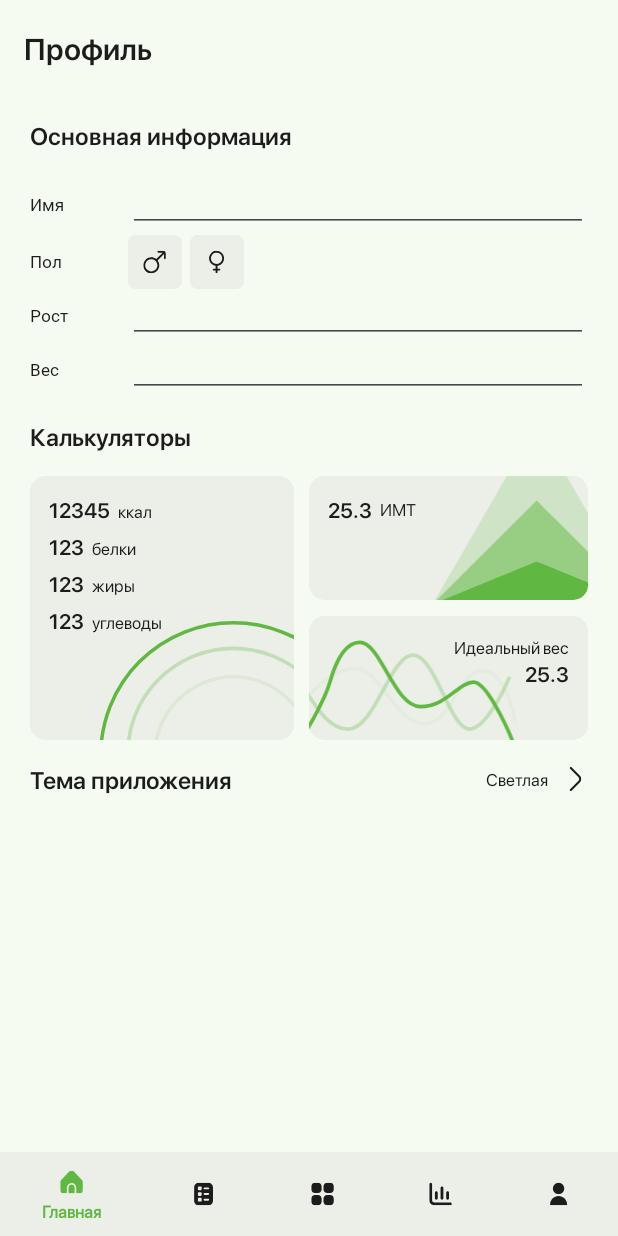
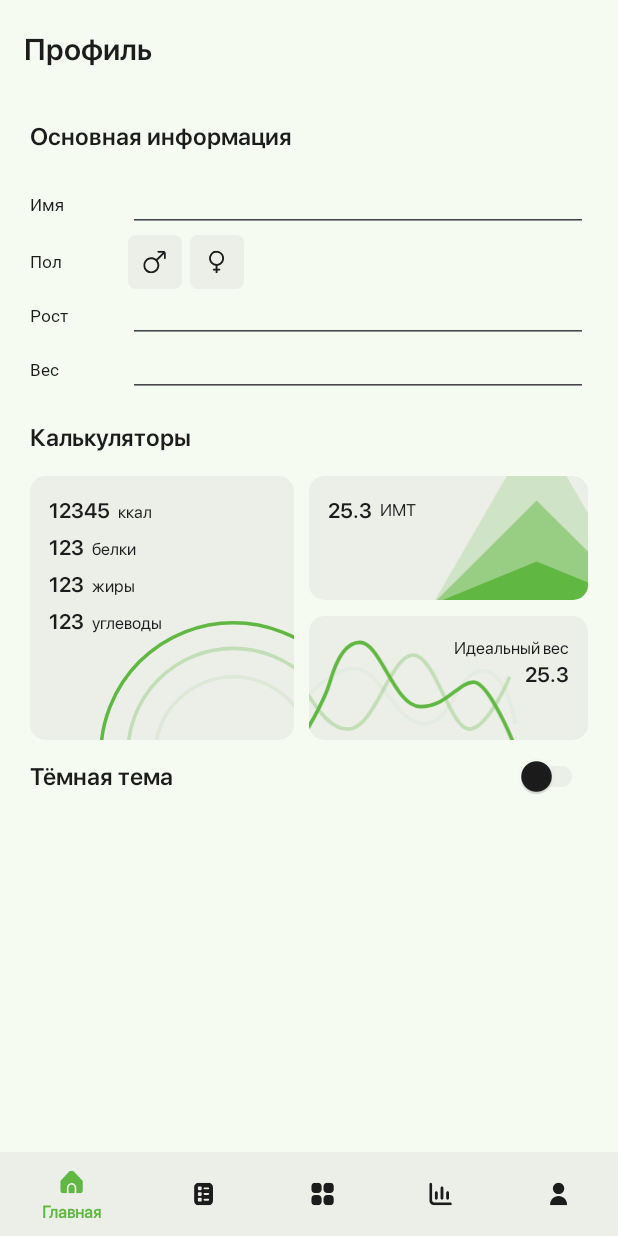
Before and after one commit to IntroGymApp/intro-gym-mvp-android, an Android app: the ProfileFragment screen opened through its navigation route, on a phone screen of 412 x 824 dp. Run offline under Robolectric (Android 15) with nearby library versions, the phone set to English and light mode, and no system bars; our stand-ins replace navigation-ui; libraries missing offline, so code that uses them is left out: it.xabaras.android.

Commit message:
feat: Night theme switch
[+] night theme switch
[+] button touch anim
[+] card touch anim

```diff
--- a/app/src/main/java/ru/lonelywh1te/introgymapp/presentation/view/MainActivity.kt
+++ b/app/src/main/java/ru/lonelywh1te/introgymapp/presentation/view/MainActivity.kt
@@ -2,6 +2,7 @@ package ru.lonelywh1te.introgymapp.presentation.view
 
 import android.os.Bundle
 import androidx.appcompat.app.AppCompatActivity
+import androidx.appcompat.app.AppCompatDelegate
 import androidx.navigation.NavController
 import androidx.navigation.fragment.NavHostFragment
 import androidx.navigation.ui.AppBarConfiguration
@@ -16,10 +17,11 @@ class MainActivity : AppCompatActivity() {
     private lateinit var navController: NavController
 
     override fun onCreate(savedInstanceState: Bundle?) {
+        setTheme()
         super.onCreate(savedInstanceState)
+
         binding = ActivityMainBinding.inflate(layoutInflater)
 
-        setContentView(binding.root)
         setSupportActionBar(binding.mainToolbar)
 
         navController = binding.fragmentContainer.getFragment<NavHostFragment>().navController
@@ -39,9 +41,23 @@ class MainActivity : AppCompatActivity() {
 
         // binding.bottomMenu.setupWithNavController(navController)
         setupActionBarWithNavController(navController, appBarConfiguration)
+
+
+        setContentView(binding.root)
     }
 
     override fun onSupportNavigateUp(): Boolean {
         return navController.navigateUp() || super.onSupportNavigateUp()
     }
+
+    private fun setTheme() {
+        val settings = getSharedPreferences("APP_SETTINGS", MODE_PRIVATE)
+        val nightTheme: Boolean = settings.getBoolean("NIGHT_THEME", false)
+
+        if (nightTheme) {
+            AppCompatDelegate.setDefaultNightMode(AppCompatDelegate.MODE_NIGHT_YES)
+        } else {
+            AppCompatDelegate.setDefaultNightMode(AppCompatDelegate.MODE_NIGHT_NO)
+        }
+    }
 }
--- a/app/src/main/java/ru/lonelywh1te/introgymapp/presentation/view/MainFragment.kt
+++ b/app/src/main/java/ru/lonelywh1te/introgymapp/presentation/view/MainFragment.kt
@@ -117,6 +117,8 @@ class MainFragment : Fragment() {
         }
 
         viewModel.workoutList.observe(viewLifecycleOwner) {
+            binding.noWorkoutsLayout.visibility = if (it.isEmpty()) View.VISIBLE else View.GONE
+
             workoutAdapter.workoutList = it
         }
 
--- a/app/src/main/java/ru/lonelywh1te/introgymapp/presentation/view/ProfileFragment.kt
+++ b/app/src/main/java/ru/lonelywh1te/introgymapp/presentation/view/ProfileFragment.kt
@@ -1,19 +1,39 @@
 package ru.lonelywh1te.introgymapp.presentation.view
 
+import android.content.Context.MODE_PRIVATE
 import android.content.SharedPreferences
 import android.os.Bundle
 import android.view.LayoutInflater
 import android.view.View
 import android.view.ViewGroup
+import androidx.appcompat.app.AppCompatDelegate
 import androidx.fragment.app.Fragment
 import ru.lonelywh1te.introgymapp.databinding.FragmentProfileBinding
 
 class ProfileFragment : Fragment() {
     private lateinit var binding: FragmentProfileBinding
-    private lateinit var profileData: SharedPreferences
+    private lateinit var userData: SharedPreferences
+    private lateinit var appSettings: SharedPreferences
 
     override fun onCreateView(inflater: LayoutInflater, container: ViewGroup?, savedInstanceState: Bundle?): View {
         binding = FragmentProfileBinding.inflate(inflater, container, false)
+
+        appSettings = requireActivity().getSharedPreferences("APP_SETTINGS", MODE_PRIVATE)
+
+        binding.themeSwitcher.isChecked = appSettings.getBoolean("NIGHT_THEME", false)
+
+        binding.themeSwitcher.setOnCheckedChangeListener { _, isChecked ->
+            if (isChecked) {
+                AppCompatDelegate.setDefaultNightMode(AppCompatDelegate.MODE_NIGHT_YES)
+            } else {
+                AppCompatDelegate.setDefaultNightMode(AppCompatDelegate.MODE_NIGHT_NO)
+            }
+
+            appSettings.edit().putBoolean("NIGHT_THEME", isChecked).commit()
+        }
+
         return binding.root
     }
+
+
 }
--- /dev/null
+++ b/app/src/main/res/color/switch_thumb_selector.xml
@@ -0,0 +1,5 @@
+<?xml version="1.0" encoding="utf-8"?>
+<selector xmlns:android="http://schemas.android.com/apk/res/android">
+    <item android:state_checked="true" android:color="?attr/ig_primaryLightColor"/>
+    <item android:state_checked="false" android:color="?attr/ig_defaultTextColor"/>
+</selector>
--- /dev/null
+++ b/app/src/main/res/color/switch_track_selector.xml
@@ -0,0 +1,5 @@
+<?xml version="1.0" encoding="utf-8"?>
+<selector xmlns:android="http://schemas.android.com/apk/res/android">
+    <item android:state_checked="true" android:color="?attr/ig_primaryColor"/>
+    <item android:state_checked="false" android:color="?attr/ig_cardBackgroundColor"/>
+</selector>
--- a/app/src/main/res/layout/exercise_item.xml
+++ b/app/src/main/res/layout/exercise_item.xml
@@ -6,8 +6,7 @@
     android:layout_marginTop="5dp"
     android:layout_marginBottom="5dp"
     android:layout_marginStart="20dp"
-    android:layout_marginEnd="20dp"
-    android:background="@android:color/transparent">
+    android:layout_marginEnd="20dp">
 
     <androidx.cardview.widget.CardView
         android:id="@+id/exerciseCard"
--- a/app/src/main/res/layout/fragment_exercise_execute.xml
+++ b/app/src/main/res/layout/fragment_exercise_execute.xml
@@ -273,6 +273,7 @@
                     android:id="@+id/rvExerciseHistory"
                     android:layout_width="match_parent"
                     android:layout_height="0dp"
+                    android:overScrollMode="never"
                     android:layout_weight="1"
                     tools:listitem="@layout/exercise_history_item"/>
 
--- a/app/src/main/res/layout/fragment_exercise_group.xml
+++ b/app/src/main/res/layout/fragment_exercise_group.xml
@@ -12,6 +12,7 @@
         android:layout_height="match_parent"
         android:paddingTop="15dp"
         android:paddingBottom="15dp"
+        android:overScrollMode="never"
         tools:listitem="@layout/exercise_info_item"/>
 
 </FrameLayout>
--- a/app/src/main/res/layout/fragment_exercise_guide.xml
+++ b/app/src/main/res/layout/fragment_exercise_guide.xml
@@ -10,6 +10,7 @@
         android:id="@+id/rvGuides"
         android:layout_width="match_parent"
         android:layout_height="match_parent"
+        android:overScrollMode="never"
         tools:listitem="@layout/exercise_group_item"/>
 
 </FrameLayout>
--- a/app/src/main/res/layout/fragment_profile.xml
+++ b/app/src/main/res/layout/fragment_profile.xml
@@ -392,27 +392,24 @@
     <LinearLayout
         android:layout_width="match_parent"
         android:layout_height="wrap_content"
-        android:paddingTop="15dp"
-        android:paddingBottom="15dp"
+        app:layout_constraintEnd_toEndOf="parent"
+        app:layout_constraintStart_toStartOf="parent"
+
         app:layout_constraintTop_toBottomOf="@+id/linearLayout3">
 
         <TextView
             android:layout_width="0dp"
             android:layout_height="match_parent"
             android:layout_weight="1"
-            android:text="Тема приложения"
-            android:textAppearance="@style/TextLargeSemiboldStyle"/>
+            android:text="Тёмная тема"
+            android:gravity="center_vertical"
+            android:textAppearance="@style/TextLargeSemiboldStyle" />
 
-        <TextView
-            android:id="@+id/tvThemeSettings"
+        <androidx.appcompat.widget.SwitchCompat
+            android:id="@+id/themeSwitcher"
+            style="@style/SwitchStyle"
             android:layout_width="wrap_content"
-            android:layout_height="match_parent"
-            android:drawablePadding="10dp"
-            android:text="Светлая"
-            android:gravity="center"
-            android:textAppearance="@style/TextSmallRegularStyle"
-            app:drawableEndCompat="@drawable/ic_arrow_right"
-            app:drawableTint="?attr/ig_defaultTextColor" />
+            android:layout_height="match_parent"/>
     </LinearLayout>
 
 </androidx.constraintlayout.widget.ConstraintLayout>
--- a/app/src/main/res/layout/fragment_workout.xml
+++ b/app/src/main/res/layout/fragment_workout.xml
@@ -28,9 +28,9 @@
         <ImageButton
             android:id="@+id/btnCreateWorkout"
             android:layout_width="wrap_content"
-            android:layout_height="match_parent"
-            android:background="@android:color/transparent"
-            android:padding="10dp"
+            android:layout_height="wrap_content"
+            android:backgroundTint="?attr/ig_backgroundColor"
+            android:padding="15dp"
             android:src="@drawable/ic_add"
             app:tint="?attr/ig_defaultTextColor" />
     </LinearLayout>
--- a/app/src/main/res/layout/fragment_workout_view.xml
+++ b/app/src/main/res/layout/fragment_workout_view.xml
@@ -42,7 +42,7 @@
         android:layout_width="match_parent"
         android:layout_height="0dp"
         android:layout_marginTop="20dp"
-
+        android:overScrollMode="never"
         app:layout_constraintBottom_toBottomOf="parent"
         app:layout_constraintEnd_toEndOf="parent"
         app:layout_constraintStart_toStartOf="parent"
--- a/app/src/main/res/layout/workout_date_item.xml
+++ b/app/src/main/res/layout/workout_date_item.xml
@@ -13,9 +13,7 @@
         android:id="@+id/workoutDateCard"
         android:layout_width="match_parent"
         android:layout_height="120dp"
-        app:cardCornerRadius="10dp"
-        app:cardElevation="0dp"
-        android:backgroundTint="?attr/ig_cardBackgroundColor"
+        style="@style/DefaultCardStyle"
         app:layout_constraintBottom_toBottomOf="parent"
         app:layout_constraintEnd_toEndOf="parent"
         app:layout_constraintStart_toStartOf="parent"
--- a/app/src/main/res/values-night/themes.xml
+++ b/app/src/main/res/values-night/themes.xml
@@ -1,6 +1,7 @@
 <resources>
     <style name="Base.Theme.IntroGymApp" parent="Theme.Material3.Dark.NoActionBar">
         <item name="android:statusBarColor">@color/night_background_color</item>
+
         <item name="ig_primaryColor">@color/night_primary_color</item>
         <item name="ig_primaryLightColor">@color/night_primary_light_color</item>
         <item name="ig_backgroundColor">@color/night_background_color</item>
--- a/app/src/main/res/values/styles.xml
+++ b/app/src/main/res/values/styles.xml
@@ -57,11 +57,13 @@
         <item name="cardElevation">0dp</item>
         <item name="cardBackgroundColor">?attr/ig_cardBackgroundColor</item>
         <item name="cardCornerRadius">10dp</item>
+        <item name="android:foreground">?attr/selectableItemBackground</item>
     </style>
 
     <style name="DayCardStyle" parent="DefaultCardStyle">
         <item name="cardBackgroundColor">?attr/ig_primaryLightColor</item>
         <item name="cardCornerRadius">5dp</item>
+        <item name="android:foreground">?attr/selectableItemBackground</item>
     </style>
 
     <!-- BUTTON STYLES -->
@@ -103,4 +105,17 @@
         <item name="itemPaddingBottom">12dp</item>
         <item name="itemPaddingTop">12dp</item>
     </style>
+
+    <!-- SWITCH STYLE -->
+
+    <style name="SwitchStyle" parent="Widget.AppCompat.CompoundButton.Switch">
+        <item name="thumbTint">@color/switch_thumb_selector</item>
+        <item name="trackTint">@color/switch_track_selector</item>
+    </style>
+
+    <style name="WindowAnimationTransition">
+        <item name="android:windowEnterAnimation">@android:anim/fade_in</item>
+        <item name="android:windowExitAnimation">@android:anim/fade_out</item>
+    </style>
+
 </resources>
--- a/app/src/main/res/values/themes.xml
+++ b/app/src/main/res/values/themes.xml
@@ -1,8 +1,11 @@
 <resources>
-    <style name="Theme.IntroGymApp" parent="Base.Theme.IntroGymApp" />
+    <style name="Theme.IntroGymApp" parent="Base.Theme.IntroGymApp">
+        <item name="android:windowAnimationStyle">@style/WindowAnimationTransition</item>
+    </style>
 
     <style name="Base.Theme.IntroGymApp" parent="Theme.Material3.Light.NoActionBar">
         <item name="android:statusBarColor">@color/background_color</item>
+
         <item name="ig_primaryColor">@color/primary_color</item>
         <item name="ig_primaryLightColor">@color/primary_light_color</item>
         <item name="ig_backgroundColor">@color/background_color</item>
@@ -11,4 +14,6 @@
         <item name="ig_lightTextColor">@color/background_color</item>
         <item name="ig_errorColor">@color/negative_color</item>
     </style>
+
+
 </resources>
```
Also changed, not shown: app/src/main/res/drawable/ic_dumbell.xml (added, +13 -0 lines), app/src/main/res/layout/fragment_main.xml (+36 -10 lines), app/src/main/res/layout/fragment_stats.xml (+7 -6 lines).
